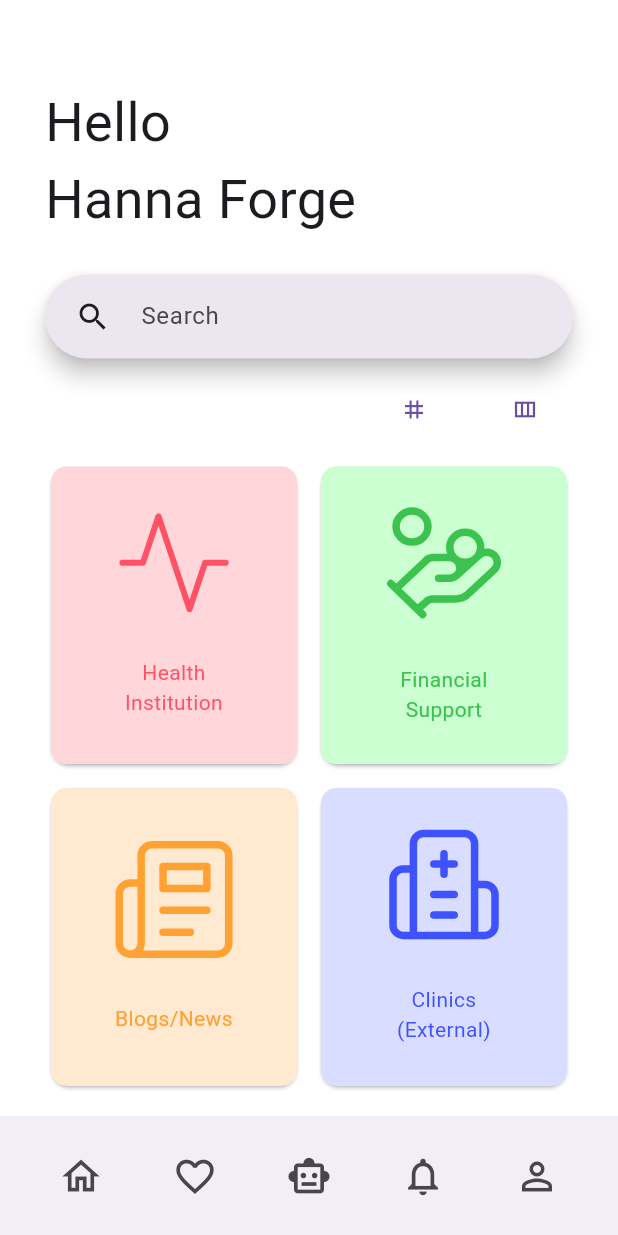
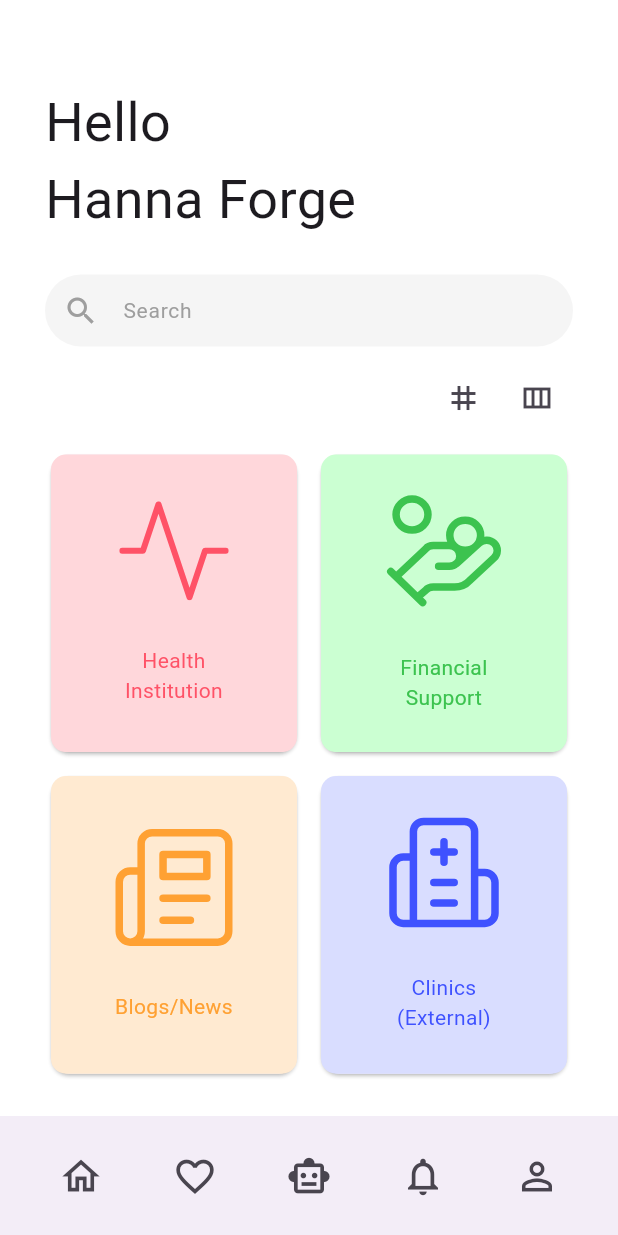
Before and after one commit to CapillanesFrizty/CanLineCom, a Flutter app: the screen it shows after launch, on a phone screen of 412 x 824 dp. Run offline on Flutter 3.47's test engine with Material 3 defaults, Android fonts, the phone set to English and light mode, and no system bars; our stand-ins replace flutter_svg, go_router.

Commit message:
PATCH NOTES 1.2

```diff
--- a/canlineapp/lib/screen/HomeScreen/HomeScreen.dart
+++ b/canlineapp/lib/screen/HomeScreen/HomeScreen.dart
@@ -19,28 +19,37 @@ class HomeScreen extends StatelessWidget {
         ),
         Padding(
           padding: EdgeInsets.symmetric(horizontal: 30.0),
-          child: SearchBar(
-            autoFocus: false,
-            leading: Icon(Icons.search),
-            hintText: "Search",
-            padding: MaterialStatePropertyAll<EdgeInsets>(
-              EdgeInsets.symmetric(horizontal: 20.0),
-            ),
-          ),
+          child: TextField(
+              autofocus: false,
+              decoration: InputDecoration(
+                filled: true,
+                fillColor: Colors.grey.shade100,
+                contentPadding: EdgeInsets.all(0),
+                prefixIcon: Icon(
+                  Icons.search,
+                  color: Colors.grey.shade500,
+                ),
+                border: OutlineInputBorder(
+                    borderRadius: BorderRadius.circular(50.0),
+                    borderSide: BorderSide.none),
+                hintText: "Search",
+                hintStyle:
+                    TextStyle(color: Colors.grey.shade500, fontSize: 14.0),
+              )),
         ),
         Padding(
           padding: EdgeInsets.symmetric(horizontal: 30.0, vertical: 10),
           child: Row(
             mainAxisAlignment: MainAxisAlignment.end,
             children: [
-              TextButton(
+              IconButton(
                 onPressed: () {},
-                child: const Icon(Icons.grid_3x3_outlined),
+                icon: const Icon(Icons.grid_3x3_outlined),
               ),
-              const SizedBox(width: 10),
-              TextButton(
+              const SizedBox(width: 1),
+              IconButton(
                 onPressed: () {},
-                child: const Icon(Icons.view_column_outlined),
+                icon: const Icon(Icons.view_column_outlined),
               ),
             ],
           ),
```
Also changed, not shown: canlineapp/lib/Layouts/BlogPostLayout/BlogPostLayout.dart (+3 -4 lines), canlineapp/lib/screen/Blogs/BlogsScreen.dart (+24 -11 lines), canlineapp/lib/screen/FinancialSupport/FinancialSupportScreen.dart (+18 -8 lines), canlineapp/lib/screen/HealthInstitution/HealthInstitutionScreen.dart (+23 -15 lines), canlineapp/lib/screen/clinics/ClinicsScreen.dart (+75 -0 lines).
